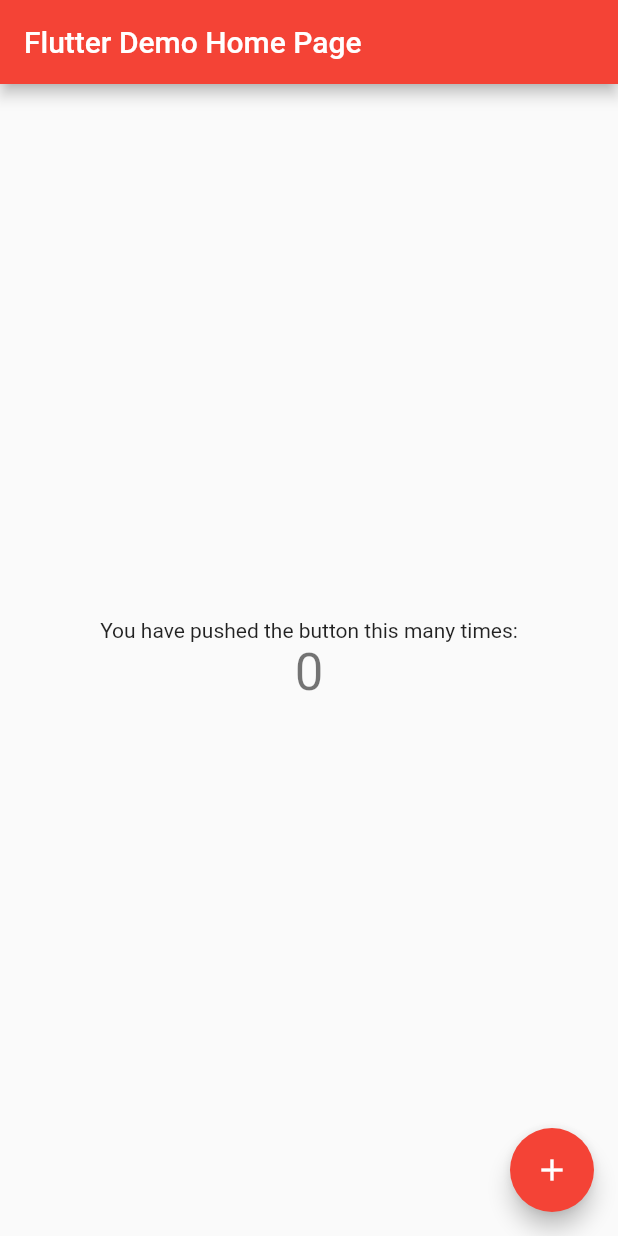
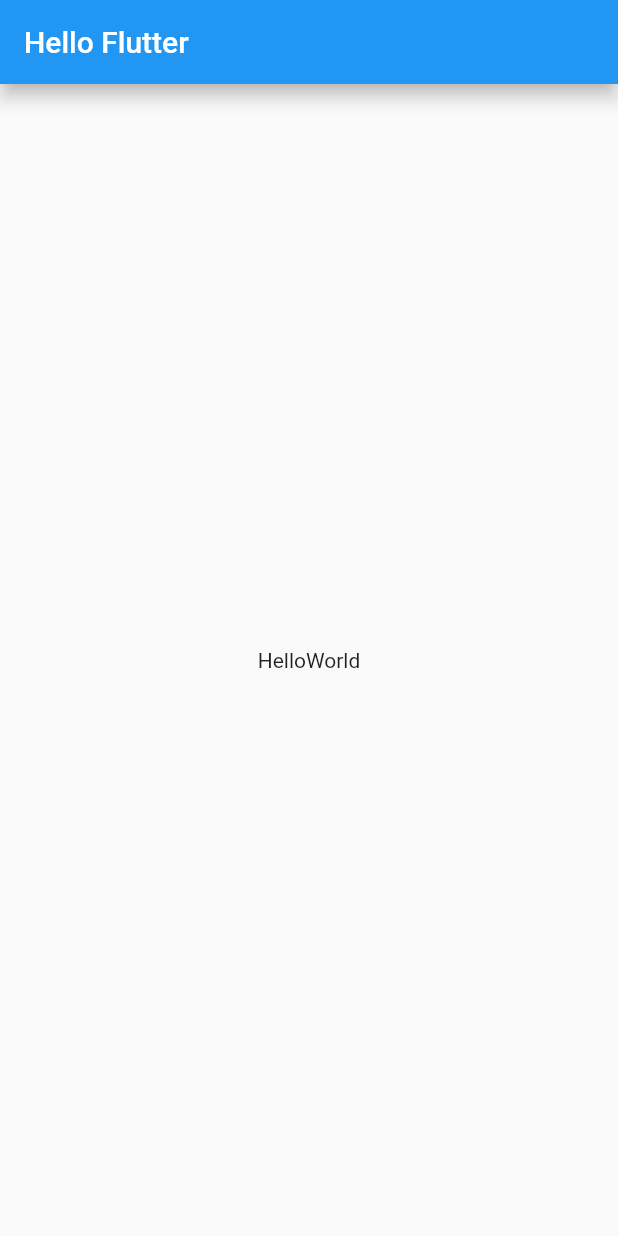
Before and after one commit to Hye91/Cloncoding, a Flutter app: the screen it shows after launch, on a phone screen of 412 x 824 dp. Run offline on Flutter 3.47's test engine with Material 2 defaults, Android fonts, the phone set to English and light mode, and no system bars.

Commit message:
helloWorld flutter

```diff
--- a/toonflix/lib/main.dart
+++ b/toonflix/lib/main.dart
@@ -1,115 +1,31 @@
 import 'package:flutter/material.dart';
 
 void main() {
-  runApp(const MyApp());
+  runApp(App());
 }
 
-class MyApp extends StatelessWidget {
-  const MyApp({super.key});
+//widget = 레고블록
+//widget을 쌓아서 하나의 UI를 만들게 된다.
 
-  // This widget is the root of your application.
+class App extends StatelessWidget {
+  //Root Widget이 된다.
+  //StatelessWidget을 사용하면 build 메서드를 구현해야한다
   @override
   Widget build(BuildContext context) {
+    //App의 시작점을 정해주는것
     return MaterialApp(
-      title: 'Flutter Demo',
-      theme: ThemeData(
-        // This is the theme of your application.
-        //
-        // Try running your application with "flutter run". You'll see the
-        // application has a blue toolbar. Then, without quitting the app, try
-        // changing the primarySwatch below to Colors.green and then invoke
-        // "hot reload" (press "r" in the console where you ran "flutter run",
-        // or simply save your changes to "hot reload" in a Flutter IDE).
-        // Notice that the counter didn't reset back to zero; the application
-        // is not restarted.
-        primarySwatch: Colors.red,
+      home: Scaffold(
+        appBar: AppBar(
+          elevation: 5,
+          title: Text('Hello Flutter'),
+        ),
+        body: Center(
+          child: Text('HelloWorld'),
+        ),
       ),
-      home: const MyHomePage(title: 'Flutter Demo Home Page'),
     );
+    //meterial , cupertino : 구글, 애플 디자인 시스템
+    //scaffold 앱을 구성할때 팰요한 요소
+    //class만들고 나서 ,찍어주면 어떤 요소를 하고 있는지 알수 있다!
   }
 }
-
-class MyHomePage extends StatefulWidget {
-  const MyHomePage({super.key, required this.title});
-
-  // This widget is the home page of your application. It is stateful, meaning
-  // that it has a State object (defined below) that contains fields that affect
-  // how it looks.
-
-  // This class is the configuration for the state. It holds the values (in this
-  // case the title) provided by the parent (in this case the App widget) and
-  // used by the build method of the State. Fields in a Widget subclass are
-  // always marked "final".
-
-  final String title;
-
-  @override
-  State<MyHomePage> createState() => _MyHomePageState();
-}
-
-class _MyHomePageState extends State<MyHomePage> {
-  int _counter = 0;
-
-  void _incrementCounter() {
-    setState(() {
-      // This call to setState tells the Flutter framework that something has
-      // changed in this State, which causes it to rerun the build method below
-      // so that the display can reflect the updated values. If we changed
-      // _counter without calling setState(), then the build method would not be
-      // called again, and so nothing would appear to happen.
-      _counter++;
-    });
-  }
-
-  @override
-  Widget build(BuildContext context) {
-    // This method is rerun every time setState is called, for instance as done
-    // by the _incrementCounter method above.
-    //
-    // The Flutter framework has been optimized to make rerunning build methods
-    // fast, so that you can just rebuild anything that needs updating rather
-    // than having to individually change instances of widgets.
-    return Scaffold(
-      appBar: AppBar(
-        // Here we take the value from the MyHomePage object that was created by
-        // the App.build method, and use it to set our appbar title.
-        title: Text(widget.title),
-      ),
-      body: Center(
-        // Center is a layout widget. It takes a single child and positions it
-        // in the middle of the parent.
-        child: Column(
-          // Column is also a layout widget. It takes a list of children and
-          // arranges them vertically. By default, it sizes itself to fit its
-          // children horizontally, and tries to be as tall as its parent.
-          //
-          // Invoke "debug painting" (press "p" in the console, choose the
-          // "Toggle Debug Paint" action from the Flutter Inspector in Android
-          // Studio, or the "Toggle Debug Paint" command in Visual Studio Code)
-          // to see the wireframe for each widget.
-          //
-          // Column has various properties to control how it sizes itself and
-          // how it positions its children. Here we use mainAxisAlignment to
-          // center the children vertically; the main axis here is the vertical
-          // axis because Columns are vertical (the cross axis would be
-          // horizontal).
-          mainAxisAlignment: MainAxisAlignment.center,
-          children: <Widget>[
-            const Text(
-              'You have pushed the button this many times:',
-            ),
-            Text(
-              '$_counter',
-              style: Theme.of(context).textTheme.headlineMedium,
-            ),
-          ],
-        ),
-      ),
-      floatingActionButton: FloatingActionButton(
-        onPressed: _incrementCounter,
-        tooltip: 'Increment',
-        child: const Icon(Icons.add),
-      ), // This trailing comma makes auto-formatting nicer for build methods.
-    );
-  }
-}
```
